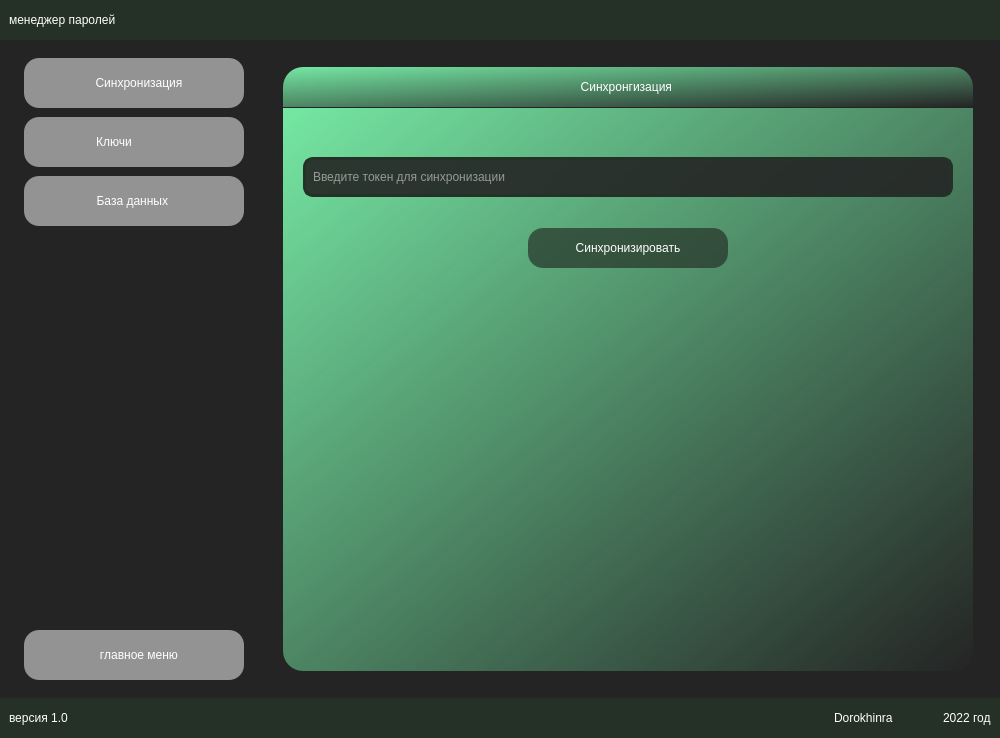
Old version of the form gui/windows/main_ui.ui in the repository dorokhinra/save_password.
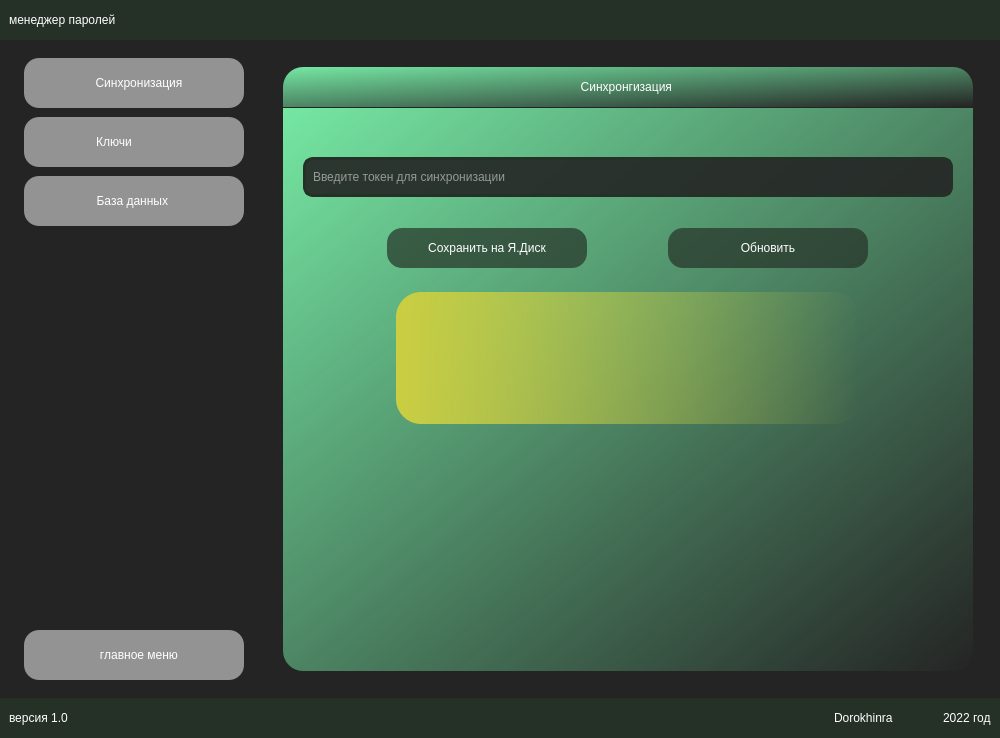
New version of the form. The open tabs and pages were chosen to show the change. Icons and pictures are not drawn.

The edit to the form file:
```diff
--- a/gui/windows/main_ui.ui
+++ b/gui/windows/main_ui.ui
@@ -1079,44 +1079,7 @@
                               <property name="verticalSpacing">
                                <number>15</number>
                               </property>
-                              <item row="0" column="0">
-                               <widget class="QPushButton" name="btn_sinc">
-                                <property name="minimumSize">
-                                 <size>
-                                  <width>100</width>
-                                  <height>40</height>
-                                 </size>
-                                </property>
-                                <property name="maximumSize">
-                                 <size>
-                                  <width>200</width>
-                                  <height>16777215</height>
-                                 </size>
-                                </property>
-                                <property name="styleSheet">
-                                 <string notr="true">QPushButton{
-	font: 12pt &quot;Sans Serif&quot;;
-	background-color: rgba(37, 48, 38, 0.7);
-
-border-radius: 15px;
-}
-
-QPushButton:hover {
-	background-color: rgba(37, 48, 38, 1);
-border: 3px   solid rgba(195, 195, 195, 0.7);;
-	 
-}
-
-QPushButton:pressed {
-	background-color: rgba(216, 216, 216, 0.2);
-}</string>
-                                </property>
-                                <property name="text">
-                                 <string>Синхронизировать</string>
-                                </property>
-                               </widget>
-                              </item>
-                              <item row="1" column="0">
+                              <item row="4" column="0" colspan="2">
                                <spacer name="verticalSpacer_10">
                                 <property name="orientation">
                                  <enum>Qt::Vertical</enum>
@@ -1129,6 +1092,126 @@
                                 </property>
                                </spacer>
                               </item>
+                              <item row="1" column="0">
+                               <widget class="QPushButton" name="btn_push">
+                                <property name="minimumSize">
+                                 <size>
+                                  <width>0</width>
+                                  <height>40</height>
+                                 </size>
+                                </property>
+                                <property name="maximumSize">
+                                 <size>
+                                  <width>200</width>
+                                  <height>16777215</height>
+                                 </size>
+                                </property>
+                                <property name="styleSheet">
+                                 <string notr="true">QPushButton{
+	font: 12pt &quot;Sans Serif&quot;;
+	background-color: rgba(37, 48, 38, 0.7);
+
+border-radius: 15px;
+}
+
+QPushButton:hover {
+	background-color: rgba(37, 48, 38, 1);
+border: 3px   solid rgba(195, 195, 195, 0.7);;
+	 
+}
+
+QPushButton:pressed {
+	background-color: rgba(216, 216, 216, 0.2);
+}</string>
+                                </property>
+                                <property name="text">
+                                 <string>Сохранить на Я.Диск</string>
+                                </property>
+                               </widget>
+                              </item>
+                              <item row="1" column="1">
+                               <widget class="QPushButton" name="btn_update">
+                                <property name="minimumSize">
+                                 <size>
+                                  <width>100</width>
+                                  <height>40</height>
+                                 </size>
+                                </property>
+                                <property name="maximumSize">
+                                 <size>
+                                  <width>200</width>
+                                  <height>16777215</height>
+                                 </size>
+                                </property>
+                                <property name="styleSheet">
+                                 <string notr="true">QPushButton{
+	font: 12pt &quot;Sans Serif&quot;;
+	background-color: rgba(37, 48, 38, 0.7);
+
+border-radius: 15px;
+}
+
+QPushButton:hover {
+	background-color: rgba(37, 48, 38, 1);
+border: 3px   solid rgba(195, 195, 195, 0.7);;
+	 
+}
+
+QPushButton:pressed {
+	background-color: rgba(216, 216, 216, 0.2);
+}</string>
+                                </property>
+                                <property name="text">
+                                 <string>Обновить</string>
+                                </property>
+                               </widget>
+                              </item>
+                              <item row="3" column="0" colspan="2">
+                               <widget class="QFrame" name="frame_22">
+                                <property name="minimumSize">
+                                 <size>
+                                  <width>0</width>
+                                  <height>40</height>
+                                 </size>
+                                </property>
+                                <property name="maximumSize">
+                                 <size>
+                                  <width>16777215</width>
+                                  <height>150</height>
+                                 </size>
+                                </property>
+                                <property name="styleSheet">
+                                 <string notr="true">#frame_22 {
+border:none;
+	background-color: rgba(255, 255, 255, 0.0);
+}</string>
+                                </property>
+                                <property name="frameShape">
+                                 <enum>QFrame::StyledPanel</enum>
+                                </property>
+                                <property name="frameShadow">
+                                 <enum>QFrame::Raised</enum>
+                                </property>
+                                <layout class="QVBoxLayout" name="verticalLayout_25">
+                                 <item>
+                                  <widget class="QTextBrowser" name="info_ya_api">
+                                   <property name="maximumSize">
+                                    <size>
+                                     <width>16777215</width>
+                                     <height>400</height>
+                                    </size>
+                                   </property>
+                                   <property name="styleSheet">
+                                    <string notr="true">background-color: qlineargradient(spread:pad, x1:0, y1:0, x2:1, y2:0, stop:0 rgba(203, 206, 65, 1), stop:1 rgba(203, 206, 65, 0));
+border: none;
+border-radius: 25px;
+padding: 15 5 5 5px;</string>
+                                   </property>
+                                  </widget>
+                                 </item>
+                                </layout>
+                               </widget>
+                              </item>
                              </layout>
                             </widget>
                            </item>
```
Left out of the diff: 309 changed lines with no effect on the pictures.
